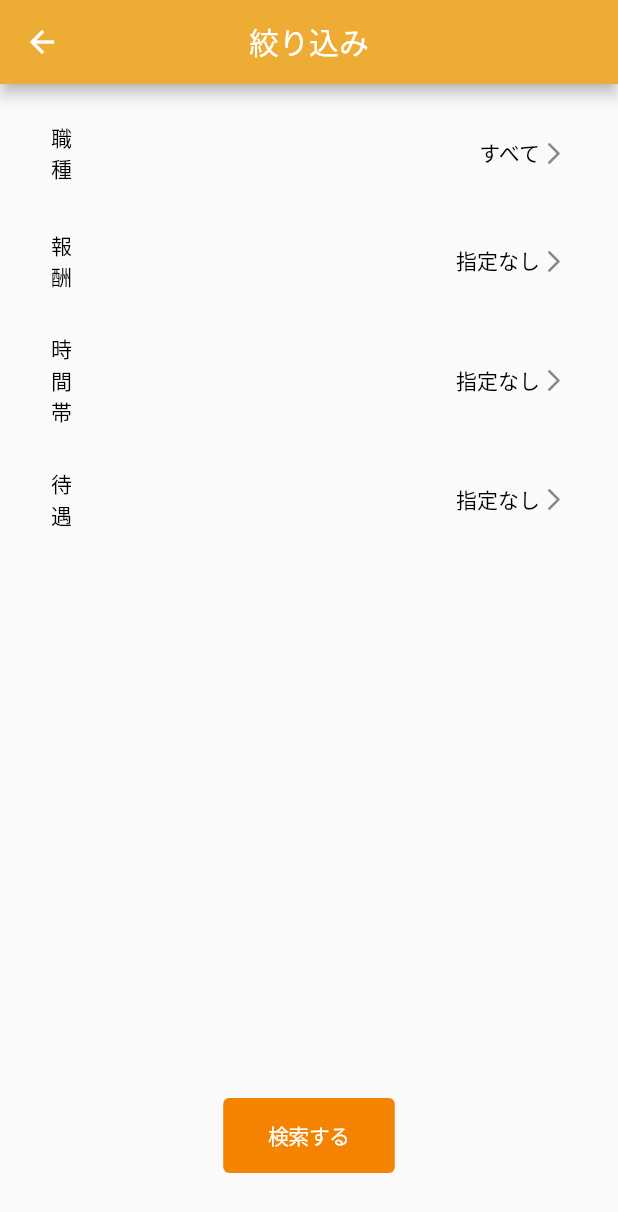
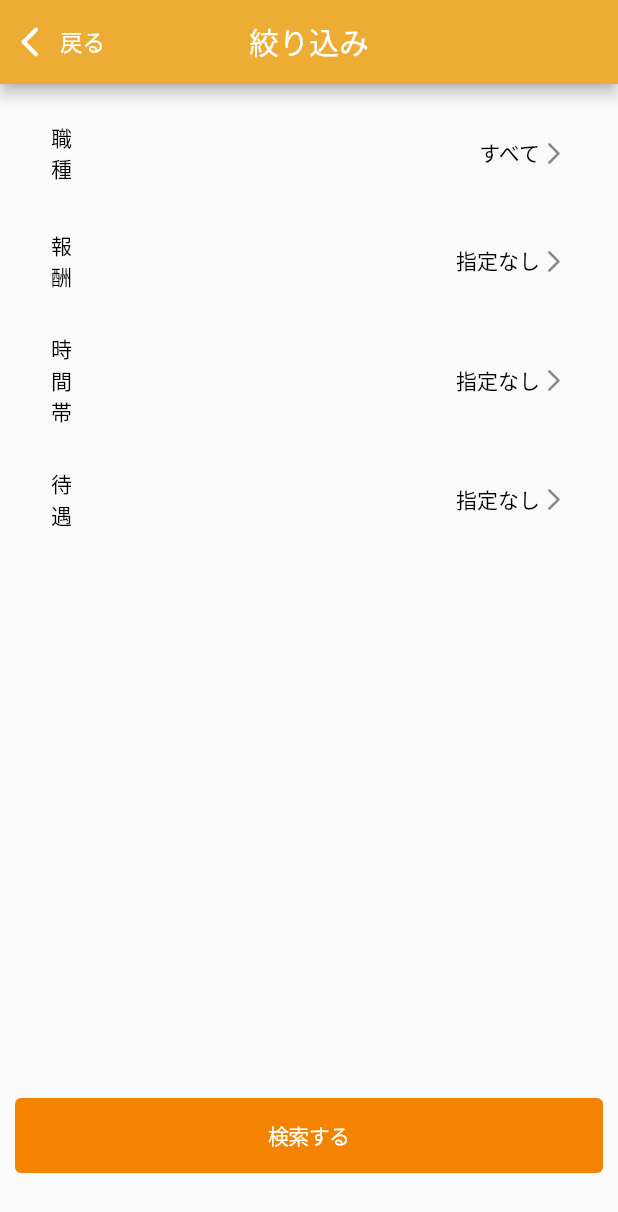
Before and after one commit to collanonet/air_job_management, a Flutter app: the FilterOption screen opened directly, on a phone screen of 412 x 824 dp. Shown: the top 1212 px of the screen. Run offline on Flutter 3.47's test engine with Material 2 defaults, Android fonts, the phone set to English and light mode, and no system bars; our stand-ins replace cached_network_image, calendar_timeline, cloud_firestore, file_picker, firebase_auth, firebase_core and 17 more; missing offline and left inert: dart:html, encrypt, sura_flutter; accounts and stored records are empty.

Commit message:
improve ui

```diff
--- a/lib/utils/app_color.dart
+++ b/lib/utils/app_color.dart
@@ -2,7 +2,8 @@ import 'package:flutter/material.dart';
 
 class AppColor {
   static Color primaryColor = Color(0xFFEDAD34);
-  static Color secondaryColor = Color(0xFFF7FAEB);
+  static Color secondaryColor = Color(0xFFF38301);
+  static Color secondaryColor2 = Color(0xFFF8AE06);
   static Color thirdColor = Color(0xFF9EA5BF);
   static Color darkBlueColor = Color(0xFF192968);
   static Color blackColor = Colors.black;
--- /dev/null
+++ b/lib/widgets/custom_back_button.dart
@@ -0,0 +1,28 @@
+import 'package:air_job_management/utils/app_size.dart';
+import 'package:air_job_management/utils/style.dart';
+import 'package:flutter/material.dart';
+
+class CustomBackButtonWidget extends StatelessWidget {
+  final Color textColor;
+  const CustomBackButtonWidget({super.key, this.textColor = Colors.white});
+
+  @override
+  Widget build(BuildContext context) {
+    return InkWell(
+      onTap: () => Navigator.pop(context),
+      child: Padding(
+        padding: const EdgeInsets.all(8.0),
+        child: Row(
+          children: [
+            const Icon(Icons.arrow_back_ios_new_rounded),
+            AppSize.spaceWidth8,
+            Text(
+              "戻る",
+              style: kNormalText.copyWith(color: textColor),
+            )
+          ],
+        ),
+      ),
+    );
+  }
+}
--- a/lib/worker_page/favorite/favorite.dart
+++ b/lib/worker_page/favorite/favorite.dart
@@ -139,6 +139,7 @@ class _FavoriteSreenState extends State<FavoriteSreen> {
           context,
           MaterialPageRoute(
             builder: (context) => SearchScreenDetial(
+              isFullTime: true,
               info: info,
               docId: docId,
               index: index,
--- a/lib/worker_page/manage/filter/filter_option.dart
+++ b/lib/worker_page/manage/filter/filter_option.dart
@@ -8,6 +8,7 @@ import 'package:flutter/material.dart';
 import 'package:provider/provider.dart';
 
 import '../../../utils/app_color.dart';
+import '../../../widgets/custom_back_button.dart';
 import '../../../widgets/custom_button.dart';
 import 'flat_time.dart';
 import 'occupation.dart';
@@ -29,10 +30,9 @@ class _FilterOptionState extends State<FilterOption> {
       appBar: AppBar(
         backgroundColor: AppColor.primaryColor,
         centerTitle: true,
+        leadingWidth: 100,
         title: const Text('絞り込み'),
-        leading: IconButton(
-            onPressed: () => Navigator.pop(context),
-            icon: Icon(Icons.arrow_back)),
+        leading: const CustomBackButtonWidget(),
       ),
       body: Padding(
         padding: const EdgeInsets.symmetric(horizontal: 10, vertical: 10),
@@ -63,10 +63,13 @@ class _FilterOptionState extends State<FilterOption> {
                     : workerFilter.selectedTreatment.map((e) => e).toString()),
             const Spacer(),
             Center(
-              child: ButtonWidget(
-                color: AppColor.primaryColor,
-                title: '検索する',
-                onPress: () {},
+              child: SizedBox(
+                width: AppSize.getDeviceWidth(context),
+                child: ButtonWidget(
+                  color: AppColor.primaryColor,
+                  title: '検索する',
+                  onPress: () => Navigator.pop(context),
+                ),
               ),
             ),
             AppSize.spaceHeight30
--- a/lib/worker_page/manage/full_time_sceen.dart
+++ b/lib/worker_page/manage/full_time_sceen.dart
@@ -9,7 +9,8 @@ import '../../models/worker_model/search_job.dart';
 import '../../utils/respnsive.dart';
 
 class FullTimeJob extends StatefulWidget {
-  const FullTimeJob({super.key});
+  final bool isFullTime;
+  const FullTimeJob({super.key, required this.isFullTime});
 
   @override
   State<FullTimeJob> createState() => _FullTimeJobState();
--- a/lib/worker_page/manage/part_time_sreen.dart
+++ b/lib/worker_page/manage/part_time_sreen.dart
@@ -16,7 +16,8 @@ import '../search/search_screen_dedial.dart';
 import 'filter/filter_option.dart';
 
 class PartTimeJob extends StatefulWidget {
-  const PartTimeJob({super.key});
+  final bool isFullTime;
+  const PartTimeJob({super.key, required this.isFullTime});
 
   @override
   State<PartTimeJob> createState() => _PartTimeJobState();
@@ -241,6 +242,7 @@ class _PartTimeJobState extends State<PartTimeJob> {
               info: info,
               docId: docId,
               index: index,
+              isFullTime: widget.isFullTime,
             ),
           ),
         );
--- a/lib/worker_page/viewprofile/viewprofile.dart
+++ b/lib/worker_page/viewprofile/viewprofile.dart
@@ -344,13 +344,11 @@ class _ViewProfileState extends State<ViewProfile> {
                                         color: colorxd =
                                             const Color(0xFFF38301),
                                       ),
-                                      child: const Padding(
-                                        padding:
-                                            EdgeInsets.only(top: 10, left: 110),
+                                      child: Center(
                                         child: Text(
                                           "引き出す",
                                           style: TextStyle(
-                                              fontSize: 17,
+                                              fontSize: 15,
                                               color: Colors.white,
                                               fontWeight: FontWeight.bold),
                                         ),
```
Also changed, not shown: lib/worker_page/manage/filter/flat_time.dart (+9 -1 lines), lib/worker_page/manage/filter/occupation.dart (+7 -0 lines), lib/worker_page/manage/filter/reward.dart (+7 -0 lines), lib/worker_page/manage/filter/treatment.dart (+9 -1 lines), lib/worker_page/root/root_page.dart (+6 -2 lines), lib/worker_page/search/search_screen_dedial.dart (+88 -29 lines), lib/worker_page/search/search_sreen.dart (+39 -14 lines).
